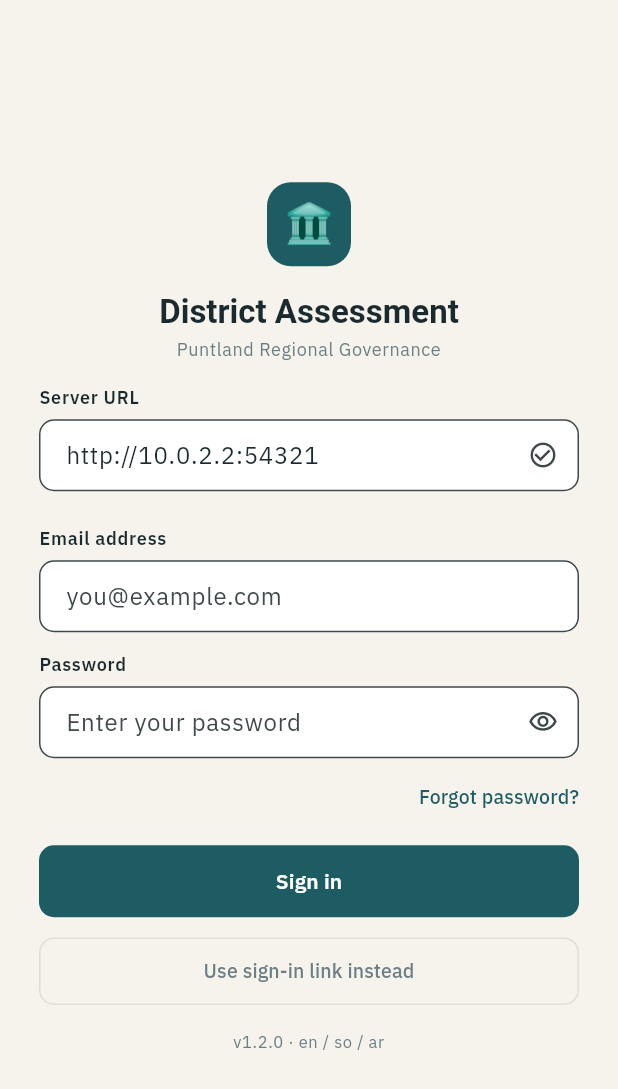
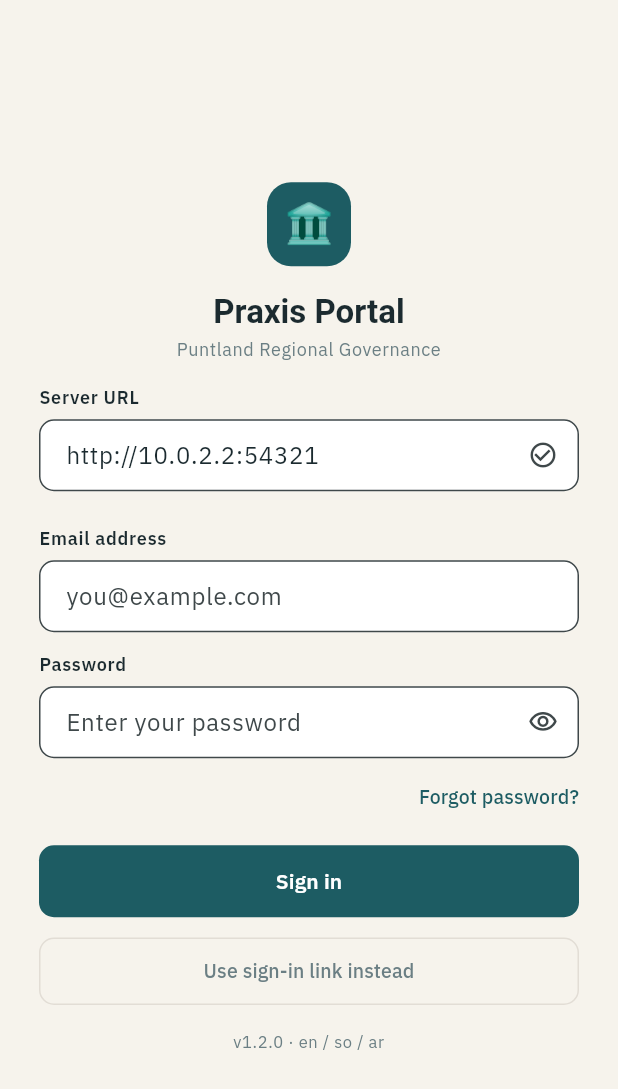
Before and after one commit to gichangi/Praxis-Assessment-Platform, a Flutter app: the screen it shows after launch, on a phone screen of 412 x 824 dp. Shown: the top 1089 px of the screen. Run offline on Flutter 3.47's test engine with Material 3 defaults, Android fonts, the phone set to English and light mode, and no system bars; our stand-ins replace connectivity_plus, drift, easy_localization, fl_chart, flutter_image_compress, flutter_riverpod and 9 more; missing offline and left inert: excel, record; accounts and stored records are empty; generated files the repository leaves out were written again.

Commit message:
Name mobile app "Praxis Portal" and add launcher icon
- Android label, iOS display name, MaterialApp title and login heading
  (en/so/ar) now read "Praxis Portal"
- New launcher icon: adaptive icon for Android 8+, legacy mipmaps, and the
  full iOS AppIcon set

Co-Authored-By: Claude Sonnet 5.5 <noreply@anthropic.com>

```diff
--- a/apps/mobile/lib/l10n/app_ar.arb
+++ b/apps/mobile/lib/l10n/app_ar.arb
@@ -269,7 +269,7 @@
   "@assessment_no_assessors": { "description": "empty state for co-assessors list" },
   "assessment_add_assessor": "إدارة المقيّمين المشاركين",
   "@assessment_add_assessor": { "description": "tooltip / button label to open the co-assessor picker" },
-  "auth_app_name": "تقييم المنطقة",
+  "auth_app_name": "Praxis Portal",
   "@auth_app_name": { "description": "app name on login screen" },
   "auth_app_tagline": "حوكمة أقاليم بونتلاند",
   "@auth_app_tagline": { "description": "app tagline on login screen" },
--- a/apps/mobile/lib/l10n/app_en.arb
+++ b/apps/mobile/lib/l10n/app_en.arb
@@ -383,7 +383,7 @@
   "@assessment_no_assessors": { "description": "empty state for co-assessors list" },
   "assessment_add_assessor": "Manage co-assessors",
   "@assessment_add_assessor": { "description": "tooltip / button label to open the co-assessor picker" },
-  "auth_app_name": "District Assessment",
+  "auth_app_name": "Praxis Portal",
   "@auth_app_name": { "description": "app name on login screen" },
   "auth_app_tagline": "Puntland Regional Governance",
   "@auth_app_tagline": { "description": "app tagline on login screen" },
--- a/apps/mobile/lib/l10n/app_so.arb
+++ b/apps/mobile/lib/l10n/app_so.arb
@@ -269,7 +269,7 @@
   "@assessment_no_assessors": { "description": "empty state for co-assessors list" },
   "assessment_add_assessor": "Maamul la-qiimeyeyaasha",
   "@assessment_add_assessor": { "description": "tooltip / button label to open the co-assessor picker" },
-  "auth_app_name": "Qiimaynta Degmada",
+  "auth_app_name": "Praxis Portal",
   "@auth_app_name": { "description": "app name on login screen" },
   "auth_app_tagline": "Maamulka Gobollada Puntland",
   "@auth_app_tagline": { "description": "app tagline on login screen" },
--- a/apps/mobile/lib/l10n/ar.json
+++ b/apps/mobile/lib/l10n/ar.json
@@ -94,7 +94,7 @@
   "attachments_stop": "إيقاف",
   "attachments_uploading": "جارٍ الرفع…",
   "attachments_upload_failed": "فشل الرفع",
-  "auth_app_name": "تقييم المقاطعة",
+  "auth_app_name": "Praxis Portal",
   "auth_app_tagline": "حوكمة إقليم بونتلاند",
   "auth_use_password": "استخدام كلمة المرور",
   "auth_use_magic_link": "استخدام رابط الدخول",
--- a/apps/mobile/lib/l10n/en.json
+++ b/apps/mobile/lib/l10n/en.json
@@ -94,7 +94,7 @@
   "attachments_stop": "Stop",
   "attachments_uploading": "Uploading…",
   "attachments_upload_failed": "Upload failed",
-  "auth_app_name": "District Assessment",
+  "auth_app_name": "Praxis Portal",
   "auth_app_tagline": "Puntland Regional Governance",
   "auth_use_password": "Use password instead",
   "auth_use_magic_link": "Use sign-in link instead",
--- a/apps/mobile/lib/l10n/so.json
+++ b/apps/mobile/lib/l10n/so.json
@@ -94,7 +94,7 @@
   "attachments_stop": "Jooji",
   "attachments_uploading": "Waa la rarayo…",
   "attachments_upload_failed": "Rarida waxay ku guuldareysatay",
-  "auth_app_name": "Qiimaynta Degmada",
+  "auth_app_name": "Praxis Portal",
   "auth_app_tagline": "Maamulka Gobolka Puntland",
   "auth_use_password": "Isticmaal furaha sirta",
   "auth_use_magic_link": "Isticmaal xiriirka gelitaanka",
--- a/apps/mobile/lib/main.dart
+++ b/apps/mobile/lib/main.dart
@@ -98,7 +98,7 @@ class _AssessmentAppState extends ConsumerState<AssessmentApp> {
   @override
   Widget build(BuildContext context) {
     return MaterialApp.router(
-      title: 'Assessment Platform',
+      title: 'Praxis Portal',
       theme: AppTheme.light(),
       routerConfig: router,
       localizationsDelegates: [
```
Also changed, not shown: 29 other files.
